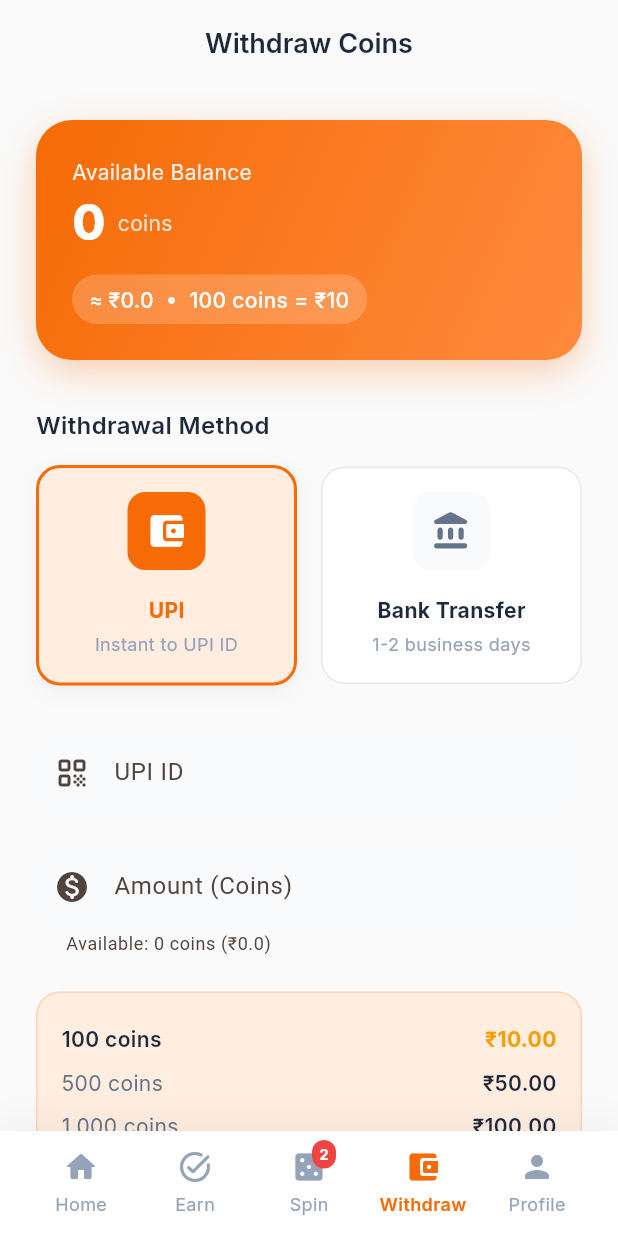
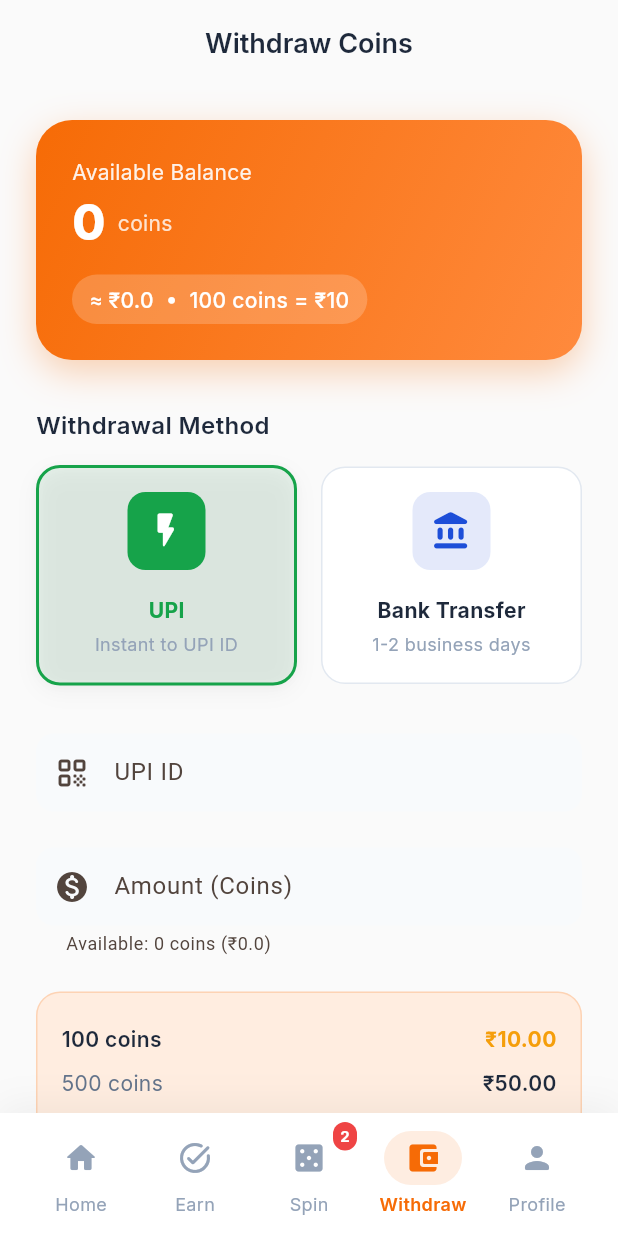
Before and after one commit to my-smm-panel/coinvault-frontend, a Flutter app: the HomeScreen screen opened directly, item 4 of the bottom bar chosen, after a tap on "UPI", on a phone screen of 412 x 824 dp. Run offline on Flutter 3.47's test engine with Material 3 defaults, Android fonts, the phone set to English and light mode, and no system bars; our stand-ins replace firebase_auth, firebase_core, firebase_database, google_fonts, google_sign_in, shared_preferences; accounts and stored records are empty; network calls fail.

Commit message:
UI polish: brand colors per item, nav pill, bear avatars

```diff
--- a/lib/screens/earn_screen.dart
+++ b/lib/screens/earn_screen.dart
@@ -73,6 +73,16 @@ class _EarnScreenState extends State<EarnScreen> with SingleTickerProviderStateM
     );
   }
 
+  /// Brand icon + color per task type (kit style).
+  static const Map<String, List<dynamic>> _taskStyles = {
+    'app': [Icons.download_rounded, Color(0xFF3B82F6)],
+    'video': [Icons.play_circle_fill_rounded, Color(0xFFEF4444)],
+    'profile': [Icons.person_rounded, Color(0xFF10B981)],
+    'login': [Icons.star_rounded, Color(0xFFF59E0B)],
+    'share': [Icons.share_rounded, Color(0xFF14B8A6)],
+    'review': [Icons.rate_review_rounded, Color(0xFFF66B06)],
+  };
+
   Widget _buildTaskList() {
     final tasks = [
       {'title': 'Download & Open App', 'coins': 50, 'desc': 'Install and open for 30 seconds', 'type': 'app'},
@@ -88,10 +98,14 @@ class _EarnScreenState extends State<EarnScreen> with SingleTickerProviderStateM
       itemCount: tasks.length,
       itemBuilder: (context, index) {
         final task = tasks[index];
+        final style = _taskStyles[task['type']] ??
+            const [Icons.task_alt_rounded, AppColors.primary];
         return _TaskCard(
           title: task['title'] as String,
           coins: task['coins'] as int,
           description: task['desc'] as String,
+          icon: style[0] as IconData,
+          color: style[1] as Color,
           onTap: () => _showTaskDetail(task),
         );
       },
@@ -235,12 +249,16 @@ class _TaskCard extends StatelessWidget {
   final int coins;
   final String description;
   final VoidCallback onTap;
+  final IconData icon;
+  final Color color;
 
   const _TaskCard({
     required this.title,
     required this.coins,
     required this.description,
     required this.onTap,
+    this.icon = Icons.task_alt_rounded,
+    this.color = AppColors.primary,
   });
 
   @override
@@ -258,10 +276,10 @@ class _TaskCard extends StatelessWidget {
                 width: 48,
                 height: 48,
                 decoration: BoxDecoration(
-                  color: AppColors.primaryContainer,
+                  color: color.withOpacity(0.12),
                   borderRadius: BorderRadius.circular(AppRadius.md),
                 ),
-                child: const Icon(Icons.task_alt_rounded, color: AppColors.primary, size: 24),
+                child: Icon(icon, color: color, size: 24),
               ),
               const SizedBox(width: AppSpacing.md),
               Expanded(
@@ -302,13 +320,21 @@ class _SurveyCard extends StatelessWidget {
   final int coins;
   final String time;
   final String provider;
-
   const _SurveyCard({
     required this.title,
     required this.coins,
     required this.time,
     required this.provider,
   });
+
+  /// Brand color per survey provider (kit style).
+  static Color _providerColor(String p) {
+    final v = p.toLowerCase();
+    if (v.contains('bitlabs')) return const Color(0xFF8B5CF6);
+    if (v.contains('cpx')) return const Color(0xFF3B82F6);
+    if (v.contains('poll')) return const Color(0xFF14B8A6);
+    return AppColors.primary;
+  }
 
   @override
   Widget build(BuildContext context) {
@@ -327,11 +353,11 @@ class _SurveyCard extends StatelessWidget {
                   Container(
                     padding: const EdgeInsets.symmetric(horizontal: 8, vertical: 4),
                     decoration: BoxDecoration(
-                      color: AppColors.primaryContainer,
+                      color: _providerColor(provider).withOpacity(0.12),
                       borderRadius: BorderRadius.circular(AppRadius.full),
                     ),
                     child: Text(provider, style: AppTextStyles.bodySmall.copyWith(
-                      color: AppColors.primary, fontWeight: FontWeight.w600,
+                      color: _providerColor(provider), fontWeight: FontWeight.w600,
                     )),
                   ),
                   const Spacer(),
--- a/lib/screens/home_screen.dart
+++ b/lib/screens/home_screen.dart
@@ -154,10 +154,23 @@ class _NavItem extends StatelessWidget {
               Stack(
                 clipBehavior: Clip.none,
                 children: [
-                  Icon(
-                    icon,
-                    size: 24,
-                    color: isActive ? AppColors.primary : AppColors.textTertiary,
+                  Container(
+                    padding: const EdgeInsets.symmetric(
+                        horizontal: 14, vertical: 6),
+                    decoration: BoxDecoration(
+                      color: isActive
+                          ? AppColors.primary.withOpacity(0.12)
+                          : Colors.transparent,
+                      borderRadius:
+                          BorderRadius.circular(AppRadius.full),
+                    ),
+                    child: Icon(
+                      icon,
+                      size: 24,
+                      color: isActive
+                          ? AppColors.primary
+                          : AppColors.textTertiary,
+                    ),
                   ),
                   if (badge != null && badge! > 0 && !isActive)
                     Positioned(
--- a/lib/screens/profile_screen.dart
+++ b/lib/screens/profile_screen.dart
@@ -97,13 +97,8 @@ class _ProfileScreenState extends State<ProfileScreen> {
                     backgroundColor: Colors.white.withOpacity(0.2),
                     backgroundImage: _user!.photoUrl != null
                         ? NetworkImage(_user!.photoUrl!)
-                        : null,
-                    child: _user!.photoUrl == null
-                        ? Text(
-                            _user!.displayName.substring(0, 1).toUpperCase(),
-                            style: AppTextStyles.displayLarge.copyWith(color: Colors.white),
-                          )
-                        : null,
+                        : const AssetImage('assets/app_icon_name.png')
+                            as ImageProvider,
                   ),
                   const SizedBox(height: AppSpacing.md),
                   Text(
--- a/lib/screens/withdraw_screen.dart
+++ b/lib/screens/withdraw_screen.dart
@@ -296,10 +296,11 @@ class _WithdrawScreenState extends State<WithdrawScreen> {
               children: [
                 Expanded(
                   child: _MethodCard(
-                    icon: Icons.account_balance_wallet_rounded,
+                    icon: Icons.flash_on_rounded,
                     title: 'UPI',
                     subtitle: 'Instant to UPI ID',
                     isSelected: _selectedMethod == 'upi',
+                    color: const Color(0xFF16A34A),
                     onTap: () => setState(() => _selectedMethod = 'upi'),
                   ),
                 ),
@@ -310,6 +311,7 @@ class _WithdrawScreenState extends State<WithdrawScreen> {
                     title: 'Bank Transfer',
                     subtitle: '1-2 business days',
                     isSelected: _selectedMethod == 'bank',
+                    color: const Color(0xFF1D4ED8),
                     onTap: () => setState(() => _selectedMethod = 'bank'),
                   ),
                 ),
@@ -460,6 +462,7 @@ class _MethodCard extends StatelessWidget {
   final String subtitle;
   final bool isSelected;
   final VoidCallback onTap;
+  final Color color;
 
   const _MethodCard({
     required this.icon,
@@ -467,6 +470,7 @@ class _MethodCard extends StatelessWidget {
     required this.subtitle,
     required this.isSelected,
     required this.onTap,
+    this.color = AppColors.primary,
   });
 
   @override
@@ -477,10 +481,10 @@ class _MethodCard extends StatelessWidget {
       child: Container(
         padding: const EdgeInsets.all(AppSpacing.md),
         decoration: BoxDecoration(
-          color: isSelected ? AppColors.primaryContainer : AppColors.surface,
+          color: isSelected ? color.withOpacity(0.08) : AppColors.surface,
           borderRadius: BorderRadius.circular(AppRadius.lg),
           border: Border.all(
-            color: isSelected ? AppColors.primary : AppColors.divider,
+            color: isSelected ? color : AppColors.divider,
             width: isSelected ? 2 : 1,
           ),
           boxShadow: isSelected ? AppShadows.card : null,
@@ -490,19 +494,19 @@ class _MethodCard extends StatelessWidget {
             Container(
               padding: const EdgeInsets.all(12),
               decoration: BoxDecoration(
-                color: isSelected ? AppColors.primary : AppColors.surfaceVariant,
+                color: isSelected ? color : color.withOpacity(0.12),
                 borderRadius: BorderRadius.circular(AppRadius.md),
               ),
               child: Icon(
                 icon,
                 size: 28,
-                color: isSelected ? Colors.white : AppColors.textSecondary,
+                color: isSelected ? Colors.white : color,
               ),
             ),
             const SizedBox(height: AppSpacing.md),
             Text(title, style: AppTextStyles.bodyMedium.copyWith(
               fontWeight: FontWeight.w700,
-              color: isSelected ? AppColors.primary : AppColors.textPrimary,
+              color: isSelected ? color : AppColors.textPrimary,
             )),
             const SizedBox(height: 4),
             Text(
```
